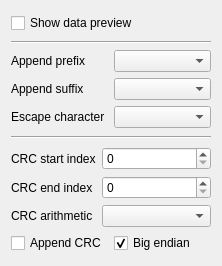
The window that src/page/inputsettings.ui (x-tools-author/x-tools) describes before a commit, drawn with Qt 5.
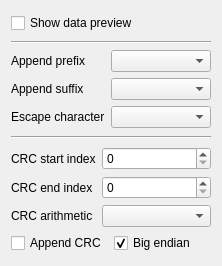
The same window after the commit.

Diff of the .ui file:
```diff
--- a/src/page/inputsettings.ui
+++ b/src/page/inputsettings.ui
@@ -28,6 +28,12 @@
      </item>
      <item row="1" column="0">
       <widget class="QLabel" name="label">
+       <property name="sizePolicy">
+        <sizepolicy hsizetype="Fixed" vsizetype="Preferred">
+         <horstretch>0</horstretch>
+         <verstretch>0</verstretch>
+        </sizepolicy>
+       </property>
        <property name="text">
         <string>Append prefix</string>
        </property>
@@ -41,6 +47,12 @@
      </item>
      <item row="2" column="0">
       <widget class="QLabel" name="label_2">
+       <property name="sizePolicy">
+        <sizepolicy hsizetype="Fixed" vsizetype="Preferred">
+         <horstretch>0</horstretch>
+         <verstretch>0</verstretch>
+        </sizepolicy>
+       </property>
        <property name="text">
         <string>Append suffix</string>
        </property>
@@ -48,6 +60,12 @@
      </item>
      <item row="3" column="0">
       <widget class="QLabel" name="label_3">
+       <property name="sizePolicy">
+        <sizepolicy hsizetype="Fixed" vsizetype="Preferred">
+         <horstretch>0</horstretch>
+         <verstretch>0</verstretch>
+        </sizepolicy>
+       </property>
        <property name="text">
         <string>Escape character</string>
        </property>
```
